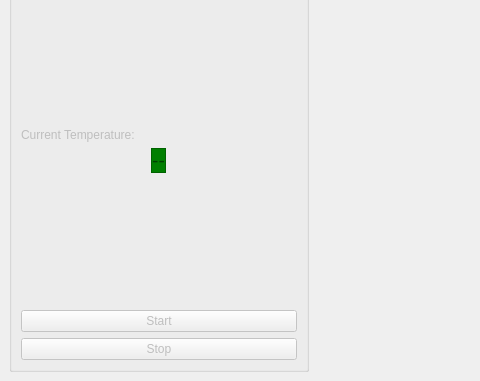
This is interface/designerFiles/mainWindow.ui in ccarb/ThermstUtils as Qt 5 draws it before an edit; both pictures show x 0 to 480 and y 212 to 593 of the 729 by 593 pixel window. The edited form follows.
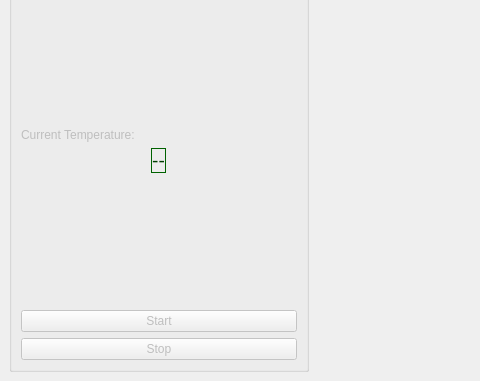
This is the edited form. Icons and pictures are not drawn. Custom widgets are drawn as their Qt base class.

Commit message: removed background color from temperature measurement

Diff of the .ui file:
```diff
--- a/interface/designerFiles/mainWindow.ui
+++ b/interface/designerFiles/mainWindow.ui
@@ -725,7 +725,7 @@
               <bool>true</bool>
              </property>
              <property name="autoFillBackground">
-              <bool>true</bool>
+              <bool>false</bool>
              </property>
              <property name="locale">
               <locale language="English" country="UnitedStates"/>
```
Left out of the diff: 2 changed lines with no effect on the pictures. The commit also changes 2 other files.
